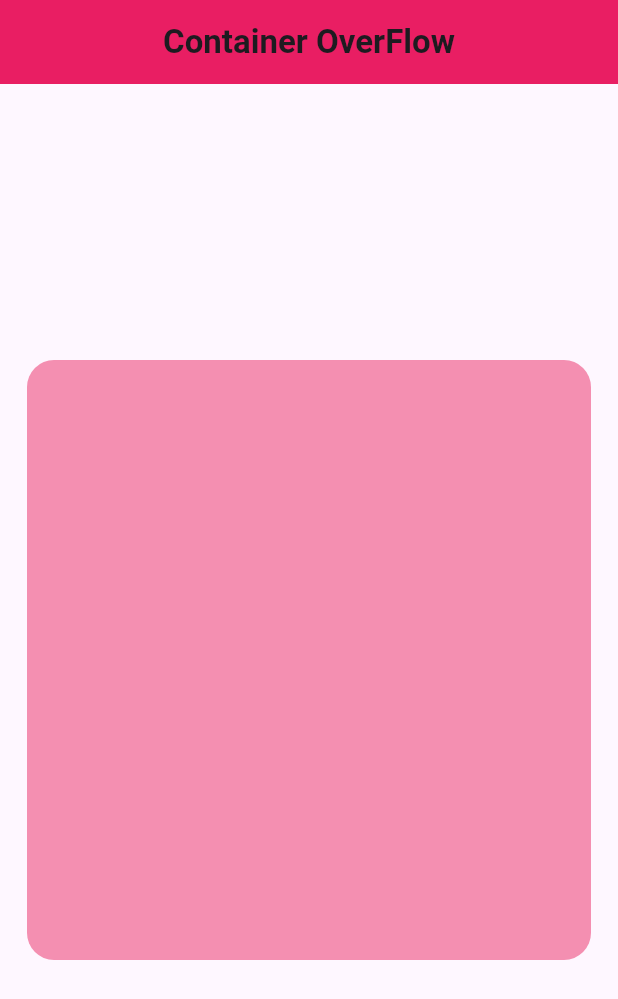
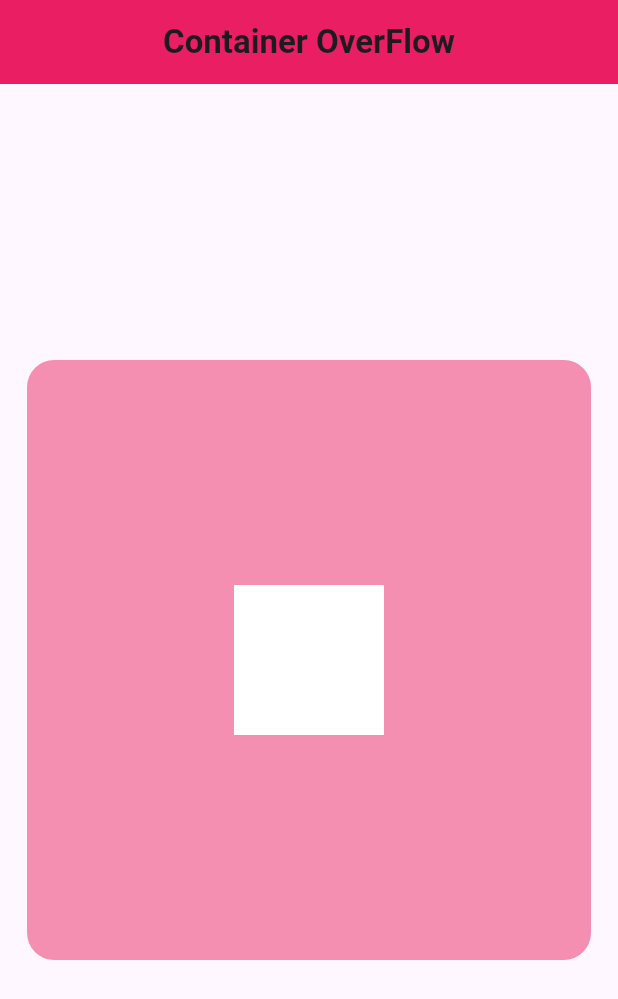
Before and after one commit to sohasara/Container-Overflow, a Flutter app: the screen it shows after launch, on a phone screen of 412 x 824 dp. Shown: the top 999 px of the screen. Run offline on Flutter 3.47's test engine with Material 3 defaults, Android fonts, the phone set to English and light mode, and no system bars.

Commit message:
add container

```diff
--- a/lib/overflow.dart
+++ b/lib/overflow.dart
@@ -28,6 +28,18 @@ class OverFlow extends StatelessWidget {
                 color: Colors.pink[200],
                 borderRadius: BorderRadius.circular(18),
               ),
+              child: Column(
+                mainAxisAlignment: MainAxisAlignment.center,
+                children: [
+                  Container(
+                    height: 100,
+                    width: 100,
+                    decoration: const BoxDecoration(
+                      color: Colors.white,
+                    ),
+                  ),
+                ],
+              ),
             ),
           ],
         ),
```
